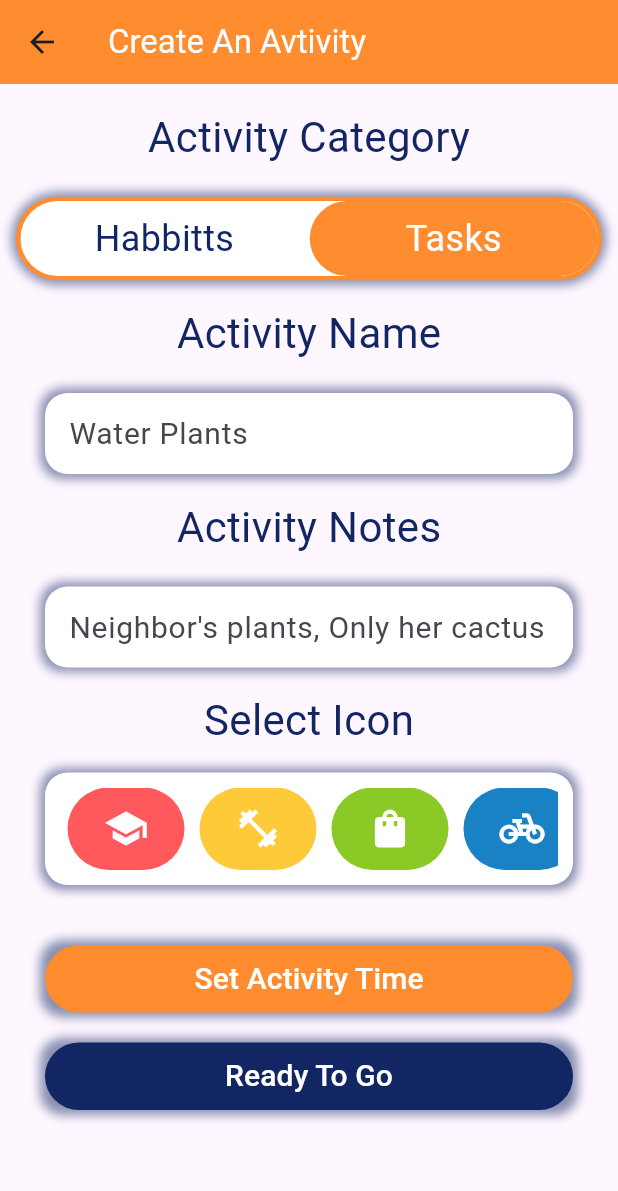
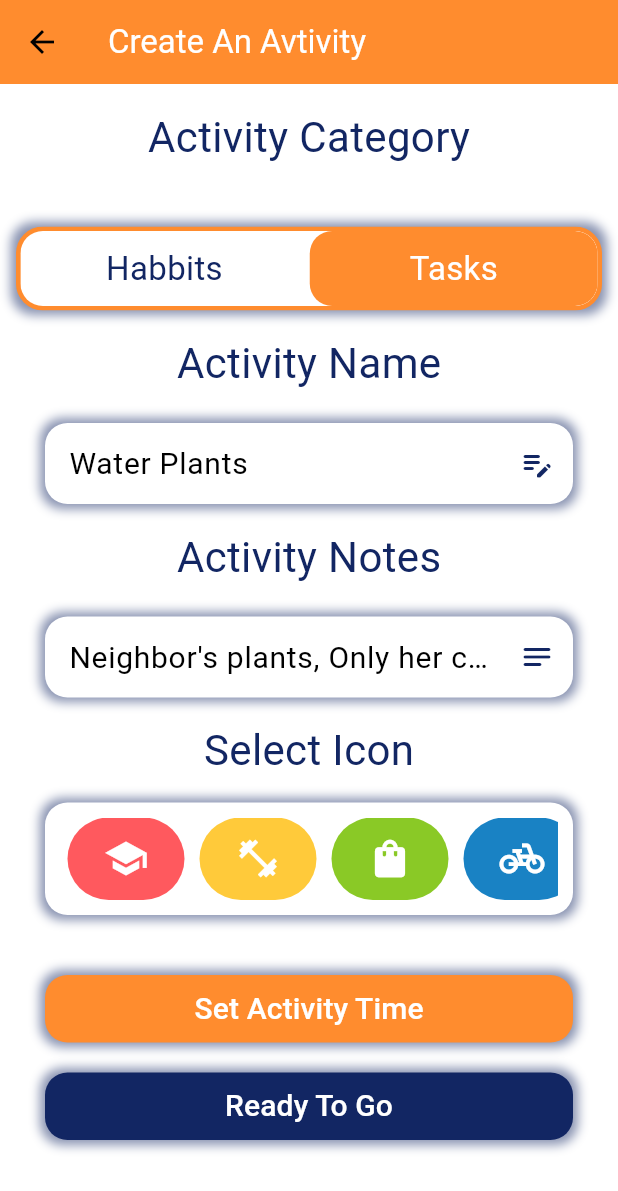
Before and after one commit to YilmazBatal/Habbitty-App, a Flutter app: the screen it shows after launch, scrolled down 576 dp, after a tap on the "add" icon, on a phone screen of 412 x 824 dp. Shown: the top 1191 px of the screen. Run offline on Flutter 3.47's test engine with Material 3 defaults, Android fonts, the phone set to English and light mode, and no system bars; drawn by our look-alikes of toggle_switch; our stand-ins replace flutter_heatmap_calendar, flutter_slidable, google_fonts, gradient_widgets, percent_indicator; missing offline and left inert: textfield_tags; Roboto replaces fonts that are missing (Sniglet).

Commit message:
ListView Constructor for HabitTiles

```diff
--- a/lib/Components/dynamictextfield.dart
+++ b/lib/Components/dynamictextfield.dart
@@ -7,6 +7,7 @@ class DynamicTextField extends StatefulWidget {
   final TextEditingController controller;
   final TextInputType keyboardType;
   final Function(String) onChanged;
+  final Icon suffixIcon;
 
   // ignore: use_key_in_widget_constructors
   const DynamicTextField({
@@ -14,6 +15,7 @@ class DynamicTextField extends StatefulWidget {
     required this.controller,
     this.keyboardType = TextInputType.text,
     required this.onChanged,
+    required this.suffixIcon,
   });
 
   @override
@@ -36,6 +38,7 @@ class _DynamicTextFieldState extends State<DynamicTextField> {
           keyboardType: widget.keyboardType,
           onChanged: widget.onChanged,
           decoration: InputDecoration(
+            suffixIcon: widget.suffixIcon,
             hintText: widget.hintText,
             filled: true,
             fillColor: Colors.white,
--- a/lib/Components/habittile.dart
+++ b/lib/Components/habittile.dart
@@ -1,16 +1,16 @@
 import 'package:flutter/material.dart';
 import 'package:flutter_slidable/flutter_slidable.dart';
 import 'package:habbitty/Components/boxshadow.dart';
-import 'package:habbitty/homepage.dart';
 import 'package:habbitty/main.dart';
 
+// ignore: must_be_immutable
 class HabitTile extends StatelessWidget {
   final String itemTitle;
   final String itemTime;
   final IconData itemIcon;
-  final bool isDone;
+  bool isDone;
 
-  const HabitTile({
+  HabitTile({
     super.key,
     required this.itemTitle,
     required this.itemTime,
@@ -56,10 +56,9 @@ class HabitTile extends StatelessWidget {
                   children: [
                     SlidableAction(
                       onPressed:(context) {
-
                         completed++;
-                        showTimePicker(context: context, initialTime: const TimeOfDay(hour: 20, minute: 20));
-                        Navigator.of(context).push(MaterialPageRoute(builder: (context) => const HomePage()));
+                        isDone = true;
+                        // Navigator.of(context).push(MaterialPageRoute(builder: (context) => const HomePage()));
                       },
                       icon: (Icons.check_circle_outline),
                       backgroundColor: lightGreen,
@@ -79,7 +78,8 @@ class HabitTile extends StatelessWidget {
                     ),
                     SlidableAction(
                       onPressed:(context) {
-                        showTimePicker(context: context, initialTime: const TimeOfDay(hour: 20, minute: 20));
+                        todaysHabitList.removeAt(0);
+
                       }, icon: (Icons.delete_forever),
                       backgroundColor: Colors.red,
                     ),
--- a/lib/Components/togglebutton.dart
+++ b/lib/Components/togglebutton.dart
@@ -17,15 +17,17 @@ class _MyToggleButtonsState extends State<MyToggleButtons> {
     double screenWidth = MediaQuery.of(context).size.width;
 
     return Center(
+      child: Padding(
+        padding: const EdgeInsets.only(/*left: 30.0, right: 30,*/top: 20),
         child: Container(
           decoration: BoxDecoration(
             boxShadow: [MyBoxShadow(navyBlue.withOpacity(0.5))],
-          borderRadius: BorderRadius.circular(50)
+            borderRadius: BorderRadius.circular(15)
           ),
           child: ToggleSwitch(
             minWidth: screenWidth,
             minHeight: 50,
-          cornerRadius: 50.0,
+            cornerRadius: 15.0,
             activeBgColors: [[lightOrange], [lightOrange]],
             activeFgColor: Colors.white,
             inactiveBgColor: Colors.white,
@@ -33,10 +35,10 @@ class _MyToggleButtonsState extends State<MyToggleButtons> {
             borderColor: [lightOrange],
             initialLabelIndex: 1,
             totalSwitches: 2,
-          labels: const ['Habbitts', 'Tasks'],
+            labels: const ['Habbits', 'Tasks'],
             customTextStyles: const [
               TextStyle(
-              fontSize: 24.0,
+                fontSize: 22.0,
               )
             ],
             radiusStyle: true,
@@ -45,6 +47,7 @@ class _MyToggleButtonsState extends State<MyToggleButtons> {
             },
           ),
         ),
+      ),
     );
   }
 }
--- a/lib/Pages/createpage.dart
+++ b/lib/Pages/createpage.dart
@@ -33,7 +33,9 @@ class CreatePage extends StatelessWidget {
                   DynamicTextField(
                       hintText: "Water Plants",
                       controller: TextEditingController(),
+                      suffixIcon: Icon(Icons.edit_note_rounded, color: navyBlue,),
                       onChanged: (value) {
+
                       // Handle username changes
                     },
                   ),
@@ -43,6 +45,7 @@ class CreatePage extends StatelessWidget {
                   DynamicTextField(
                       hintText: "Neighbor's plants, Only her cactus",
                       controller: TextEditingController(),
+                      suffixIcon: Icon(Icons.notes_rounded, color: navyBlue,),
                       onChanged: (value) {
                       // Handle username changes
                     },
@@ -91,6 +94,12 @@ class CreatePage extends StatelessWidget {
                       child: ElevatedButton(
                         onPressed: () {},
                         style: ButtonStyle(
+                          shape: MaterialStateProperty.all<RoundedRectangleBorder>(
+                            RoundedRectangleBorder(
+                              borderRadius: BorderRadius.circular(15.0),
+                            )
+                          ),
+                          splashFactory: NoSplash.splashFactory,
                           elevation: MaterialStateProperty.all(0),
                           backgroundColor: MaterialStateProperty.all(lightOrange),
                           foregroundColor: MaterialStateProperty.all(Colors.white)
@@ -112,6 +121,12 @@ class CreatePage extends StatelessWidget {
                       child: ElevatedButton(
                         onPressed: () {},
                         style: ButtonStyle(
+                          shape: MaterialStateProperty.all<RoundedRectangleBorder>(
+                            RoundedRectangleBorder(
+                              borderRadius: BorderRadius.circular(15.0),
+                            )
+                          ),
+                          splashFactory: NoSplash.splashFactory,
                           elevation: MaterialStateProperty.all(0),
                           backgroundColor: MaterialStateProperty.all(navyBlue),
                           foregroundColor: MaterialStateProperty.all(Colors.white)
--- a/lib/homepage.dart
+++ b/lib/homepage.dart
@@ -1,4 +1,5 @@
 import 'package:flutter/material.dart';
+import 'package:habbitty/Components/dynamictextfield.dart';
 import 'package:habbitty/Components/habittile.dart';
 import 'package:habbitty/Pages/createpage.dart';
 import 'package:habbitty/Pages/dailyquotespage.dart';
@@ -21,13 +22,6 @@ class HomePage extends StatelessWidget {
 
   @override
   Widget build(BuildContext context) {
-
-    List todaysHabitList = [
-      // [name,time,icon,isDone]
-      ["10x Push Ups", "10:00 AM - 10:15 AM", Icons.fitness_center_rounded, true],
-      ["Study Math", "12:00 AM - 14:15 AM", Icons.school_rounded, false],
-    ];
-
     return Scaffold(
       appBar: AppBar(
         backgroundColor: lightOrange,
@@ -135,7 +129,6 @@ class HomePage extends StatelessWidget {
           ),
         ),
       ),
-
       body: Column(
         children: [
           // Header
@@ -244,95 +237,52 @@ class HomePage extends StatelessWidget {
           ),
           // Bottom
           Expanded(
-            child: SizedBox(
-              height: 5000,
-              width: 5000,
             child: ListView(
+
               shrinkWrap: true,
               children: [
-                  Padding(
-                    padding: const EdgeInsets.only(top: 30, left: 30, right: 30),
-                    child: Row(
-                      children: [
-                        Expanded(
-                          child: Container(
-                            decoration: BoxDecoration(
-                              boxShadow: [
-                                BoxShadow(
-                                  color: navyBlue.withOpacity(0.5),
-                                  spreadRadius: 3,
-                                  blurRadius: 5,
-                                )
-                              ],
-                              borderRadius: BorderRadius.circular(15)
+                DynamicTextField(
+                    hintText: "Search...",
+                    controller: TextEditingController(),
+                    suffixIcon: Icon(Icons.search_rounded, color: lightOrange,),
+                    onChanged: (value) {
+                    // Handle username changes
+                  },
                 ),
-                            child: Material(
-                              borderRadius: BorderRadius.circular(15),
-                              child: SizedBox(
-                                height: 35,
-                                child: TextField(
-                                  textAlign: TextAlign.start,
-                                  decoration: InputDecoration(
-                                    contentPadding: const EdgeInsets.symmetric(horizontal: 30),
-                                    isDense: true,
-                                    // Container for Search Icon
-                                    prefixIcon: Container(
-                                      decoration: BoxDecoration(
-                                        color: lightOrange,
-                                        borderRadius: BorderRadius.circular(15), // icon raidus
-                                        boxShadow: [
-                                          BoxShadow(
-                                            color: navyBlue.withOpacity(0.5),
-                                            spreadRadius: 3,
-                                            blurRadius: 5,
-                                          )
-                                        ],
-                                      ),
-                                      child: const Icon(Icons.search, color: Colors.white, size: 28,),
-                                    ),
-                                    // Hint Text
-                                    hintText: "  What are you looking for...",
-                                    hintStyle: TextStyle(
-                                      color: navyBlue.withOpacity(0.5)
-                                    ),
-                                    // Icon Radius
-                                    border: OutlineInputBorder(
-                                      borderRadius: BorderRadius.circular(15),
-                                    ),
-                                  ),
-                                  style: TextStyle(
-                                    color: navyBlue.withOpacity(1),
-                                    fontSize: 18
-                                  ),
-                                ),
-                              ),
-                            ),
-                          )
-                        ),
-                      ],
-                    ),
-                  ),
-                  const Padding(
-                    padding: EdgeInsets.only(top: 20),
-                    child: MyToggleButtons(),
-                  ),
-                  ListView.builder(
+                const MyToggleButtons(),
+                SizedBox(
+                  height: 5000,
+                  child: ListView.builder(
                     itemCount: todaysHabitList.length,
                     itemBuilder: (BuildContext context, int index) {
+
                       return HabitTile(
                         itemTitle: todaysHabitList[index][0],
                         itemTime: todaysHabitList[index][1],
                         itemIcon: todaysHabitList[index][2],
                         isDone: todaysHabitList[index][3],
                       );
+
+
                     },
                   ),
+                ),
+                // HabitTile(
+                //   itemTitle: todaysHabitList[0][0],
+                //   itemTime: todaysHabitList[0][1],
+                //   itemIcon: todaysHabitList[0][2],
+                //   isDone: todaysHabitList[0][3],
+                // ),
+                // HabitTile(
+                //   itemTitle: todaysHabitList[1][0],
+                //   itemTime: todaysHabitList[1][1],
+                //   itemIcon: todaysHabitList[1][2],
+                //   isDone: todaysHabitList[1][3],
+                // ),
                 // TagField(),
               ],
             ),
-            ),
           )
-
         ]
       ),
       floatingActionButton: FloatingActionButton(
--- a/lib/main.dart
+++ b/lib/main.dart
@@ -18,6 +18,14 @@ int completed = 3;
 int toBeCompleted = 20;
 String welcomeMessage = "Good Morning!";
 
+List todaysHabitList = [
+  // [name,time,icon,isDone]
+  ["10x Push Ups", "10:00 AM - 10:15 AM", Icons.fitness_center_rounded, true],
+  ["Study Math", "12:00 PM - 2:15 PM", Icons.school_rounded, false],
+  ["Practice Programming", "3:00 PM - 6:00 PM", Icons.code_rounded, false],
+  ["Night Routine", "8:00 PM - 8:15 PM", Icons.bed_rounded, false],
+];
+
 void main() {
   runApp(const MyApp());
 }
@@ -29,7 +37,7 @@ class MyApp extends StatelessWidget {
   Widget build(BuildContext context) {
     return MaterialApp(
       debugShowCheckedModeBanner: false,
-      theme: _buildTheme(Brightness.light),
+      theme: MyTheme(),
       home: const HomePage(),
       // home: const CreatePage(),
       // home: const StatsPage(),
@@ -37,12 +45,15 @@ class MyApp extends StatelessWidget {
       // home: const CreatePage(),
     );
   }
+
+  // ignore: non_constant_identifier_names
+  ThemeData MyTheme() {
+    return ThemeData(
+      colorScheme: ColorScheme.fromSwatch().copyWith(
+        primary: lightOrange,
+        secondary: Colors.white,
+      ),
+      textTheme: GoogleFonts.snigletTextTheme()
+    );
+  }
 }
-// Google Font Library
-ThemeData _buildTheme(brightness) {
-  var baseTheme = ThemeData(brightness: brightness);
-
-  return baseTheme.copyWith(
-    textTheme: GoogleFonts.snigletTextTheme(baseTheme.textTheme),
-  );
-}
```
Lines whose indentation alone changed are shown as unchanged.
